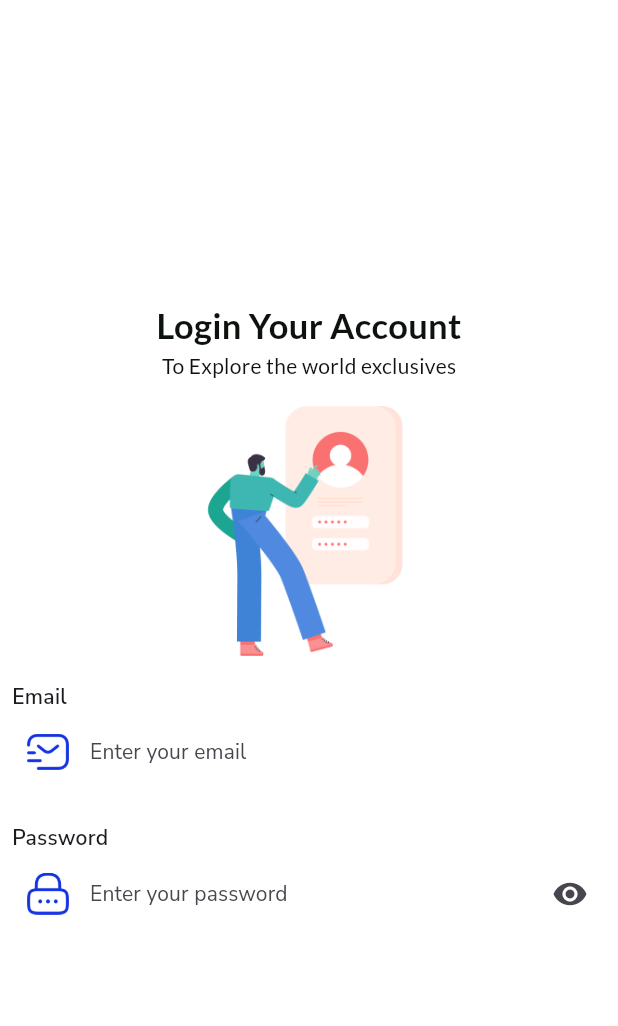
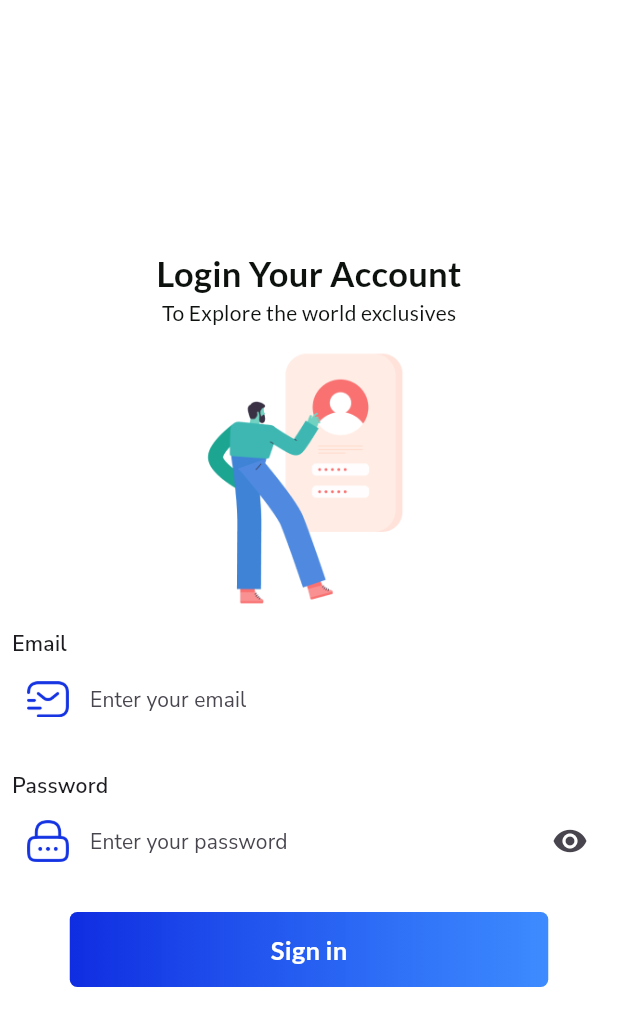
Before and after one commit to Git-LeAmaral/dev_store_app, a Flutter app: the screen it shows after launch, on a phone screen of 412 x 824 dp. Shown: the top 1026 px of the screen. Run offline on Flutter 3.47's test engine with Material 3 defaults, Android fonts, the phone set to English and light mode, and no system bars; our stand-ins replace google_fonts.

Commit message:
feat: create sign in Button

```diff
--- a/lib/views/screens/authentications_screens/login_screen.dart
+++ b/lib/views/screens/authentications_screens/login_screen.dart
@@ -118,6 +118,31 @@ class LoginScreen extends StatelessWidget {
                   suffixIcon: Icon(Icons.visibility),
                 ),
               ),
+
+              SizedBox(height: 20),
+
+              Container(
+                width: 319,
+                height: 50,
+                decoration: BoxDecoration(
+                  borderRadius: BorderRadius.circular(5),
+                  gradient: LinearGradient(
+                    colors: [Color(0xff102de1), Color(0xcc0d6eff)],
+                  ),
+                ),
+                child: Center(
+                  child: Text(
+                    'Sign in',
+                    style: GoogleFonts.getFont(
+                      'Lato',
+                      fontSize: 17,
+                      fontWeight: FontWeight.bold,
+                      color: Colors.white,
+                      letterSpacing: 0.2,
+                    ),
+                  ),
+                ),
+              ),
             ],
           ),
         ),
```
